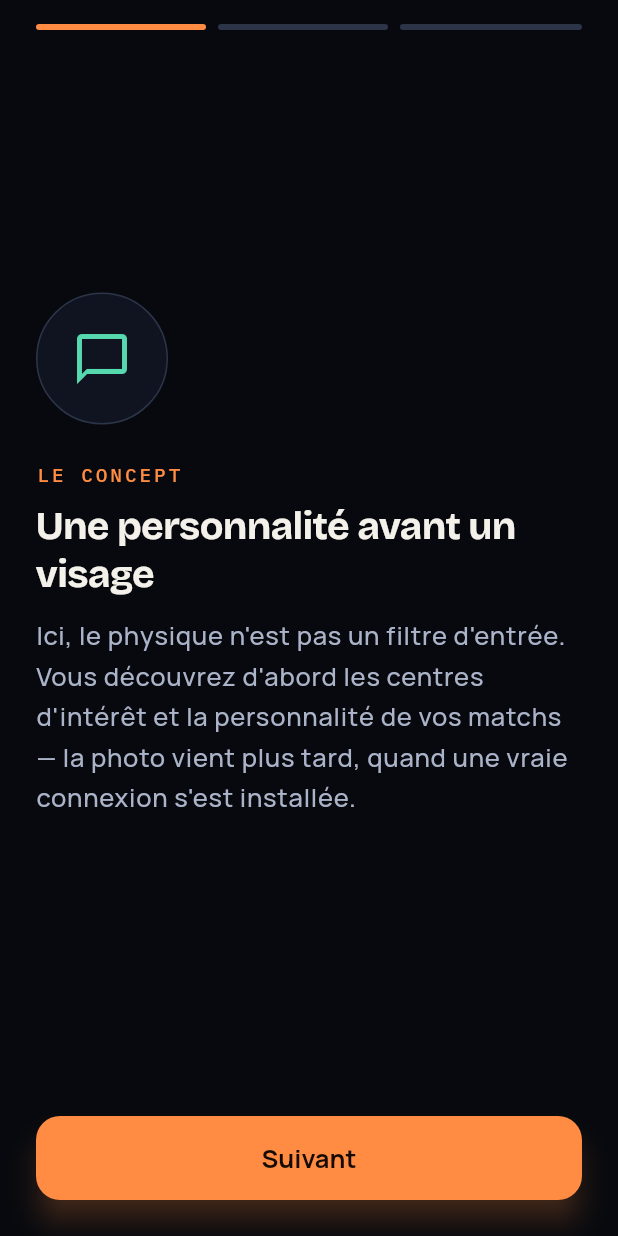
After one commit to melissa98m/Braise, a Flutter app: the ConceptIntroScreen screen opened directly, on a phone screen of 412 x 824 dp. The commit adds this screen. Run offline on Flutter 3.47's test engine with Material 3 defaults, Android fonts, the phone set to English and light mode, and no system bars; our stand-ins replace google_fonts, image_picker, shared_preferences; accounts and stored records are empty.

Commit message:
Add pedagogical onboarding screen explaining flames (A.4.1.5)
A.4.1 point 5 requires a dedicated onboarding screen explaining why the
physique is deferred and how flames work — onboarding previously jumped
straight from profile creation to discovery with no explanation at all of
the product's central mechanic.

ConceptIntroScreen is a 3-page PageView: the personality-before-physique
inversion, how the daily-question/flame mechanic works (wrong answer is a
re-read, never a penalty — matching A.7's tone requirement), and the
progressive veil (silhouette -> flou léger -> net, unlocked for both sides
at once). ProfileSetupScreen._save only routes to it when isOnboarding is
true, so it's shown exactly once and never again when someone just edits
their profile later.

This closes the P1 action plan (discovery filters + ban-appeal procedure +
this screen) in full.

```diff
--- /dev/null
+++ b/mobile/braise_app/lib/screens/onboarding/concept_intro_screen.dart
@@ -0,0 +1,188 @@
+import 'package:flutter/material.dart';
+
+import '../../theme/braise_tokens.dart';
+import '../../widgets/braise_page_route.dart';
+import '../../widgets/sign_shapes.dart';
+import '../root_shell.dart';
+
+/// A.4.1, point 5 : "Explication pédagogique du concept (écran d'onboarding dédié) : pourquoi le
+/// physique est différé, comment fonctionnent les flammes." N'existait pas avant ce palier —
+/// l'onboarding sautait directement de la création du profil à la découverte, sans jamais
+/// expliquer la mécanique centrale du produit. Affiché une seule fois, juste après la publication
+/// du profil public (voir `isOnboarding` dans `ProfileSetupScreen`), avant d'entrer dans l'app.
+class ConceptIntroScreen extends StatefulWidget {
+  const ConceptIntroScreen({super.key});
+
+  @override
+  State<ConceptIntroScreen> createState() => _ConceptIntroScreenState();
+}
+
+class _ConceptIntroScreenState extends State<ConceptIntroScreen> {
+  final _pageController = PageController();
+  int _page = 0;
+
+  static const _pageCount = 3;
+
+  void _next() {
+    if (_page == _pageCount - 1) {
+      Navigator.of(context).pushReplacement(braiseRoute(context, const RootShell()));
+      return;
+    }
+    _pageController.nextPage(duration: const Duration(milliseconds: 320), curve: Curves.easeOut);
+  }
+
+  @override
+  Widget build(BuildContext context) {
+    final tokens = BraiseTokens.of(context);
+
+    return Scaffold(
+      body: SafeArea(
+        child: Column(
+          children: [
+            Padding(
+              padding: const EdgeInsets.fromLTRB(
+                BraiseSpacing.xxl,
+                BraiseSpacing.lg,
+                BraiseSpacing.xxl,
+                0,
+              ),
+              child: Row(
+                children: [
+                  for (var i = 0; i < _pageCount; i++)
+                    Expanded(
+                      child: Padding(
+                        padding: EdgeInsets.only(right: i == _pageCount - 1 ? 0 : BraiseSpacing.sm),
+                        child: AnimatedContainer(
+                          duration: const Duration(milliseconds: 200),
+                          height: 4,
+                          decoration: BoxDecoration(
+                            color: i <= _page ? tokens.braiseInk : tokens.borderHairline,
+                            borderRadius: BorderRadius.circular(2),
+                          ),
+                        ),
+                      ),
+                    ),
+                ],
+              ),
+            ),
+            Expanded(
+              child: PageView(
+                controller: _pageController,
+                onPageChanged: (page) => setState(() => _page = page),
+                children: const [
+                  _ConceptPage(
+                    icon: _PersonalityIcon(),
+                    eyebrow: 'LE CONCEPT',
+                    title: 'Une personnalité avant un visage',
+                    body:
+                        'Ici, le physique n\'est pas un filtre d\'entrée. Vous découvrez d\'abord '
+                        'les centres d\'intérêt et la personnalité de vos matchs — la photo vient '
+                        'plus tard, quand une vraie connexion s\'est installée.',
+                  ),
+                  _ConceptPage(
+                    icon: SignDiamond(color: Color(0xFFFF8C42), size: 40),
+                    eyebrow: 'LE JEU DES FLAMMES',
+                    title: 'Une question par jour, jamais une épreuve',
+                    body:
+                        'Chaque jour, une question sur votre match. Bonne réponse : +1 flamme, '
+                        'pour vous deux. Mauvaise réponse : juste une relecture de son profil, '
+                        'sans pénalité — la mécanique récompense l\'attention, elle ne punit pas.',
+                  ),
+                  _ConceptPage(
+                    icon: SignHatchedCircle(color: Color(0xFF9E8CFF), size: 40),
+                    eyebrow: 'LE VOILE SE LÈVE',
+                    title: 'Le profil physique se dévoile ensemble',
+                    body:
+                        'Silhouette, puis flou léger, puis net : à mesure que les flammes '
+                        's\'accumulent. Au seuil atteint, les photos se débloquent pour les deux '
+                        'côtés en même temps — jamais un seul des deux en avance sur l\'autre.',
+                  ),
+                ],
+              ),
+            ),
+            Padding(
+              padding: const EdgeInsets.all(BraiseSpacing.xxl),
+              child: SizedBox(
+                width: double.infinity,
+                child: ElevatedButton(
+                  onPressed: _next,
+                  child: Text(_page == _pageCount - 1 ? 'Découvrir Braise' : 'Suivant'),
+                ),
+              ),
+            ),
+          ],
+        ),
+      ),
+    );
+  }
+
+  @override
+  void dispose() {
+    _pageController.dispose();
+    super.dispose();
+  }
+}
+
+class _ConceptPage extends StatelessWidget {
+  const _ConceptPage({
+    required this.icon,
+    required this.eyebrow,
+    required this.title,
+    required this.body,
+  });
+
+  final Widget icon;
+  final String eyebrow;
+  final String title;
+  final String body;
+
+  @override
+  Widget build(BuildContext context) {
+    final tokens = BraiseTokens.of(context);
+    final textTheme = Theme.of(context).textTheme;
+
+    return Padding(
+      padding: const EdgeInsets.symmetric(horizontal: BraiseSpacing.xxl),
+      child: Column(
+        mainAxisAlignment: MainAxisAlignment.center,
+        crossAxisAlignment: CrossAxisAlignment.start,
+        children: [
+          Container(
+            width: 88,
+            height: 88,
+            alignment: Alignment.center,
+            decoration: BoxDecoration(
+              color: tokens.surface1,
+              border: Border.all(color: tokens.borderHairline),
+              shape: BoxShape.circle,
+            ),
+            child: icon,
+          ),
+          const SizedBox(height: BraiseSpacing.xxl),
+          Text(
+            eyebrow,
+            style: textTheme.labelSmall?.copyWith(color: tokens.braiseInk, letterSpacing: 12 * 0.16),
+          ),
+          const SizedBox(height: BraiseSpacing.sm),
+          Text(title, style: textTheme.headlineMedium),
+          const SizedBox(height: BraiseSpacing.md),
+          Text(body, style: textTheme.bodyLarge?.copyWith(color: tokens.inkSecondary)),
+        ],
+      ),
+    );
+  }
+}
+
+class _PersonalityIcon extends StatelessWidget {
+  const _PersonalityIcon();
+
+  @override
+  Widget build(BuildContext context) {
+    final tokens = BraiseTokens.of(context);
+    // Pas de primitive dédiée dans docs/DESIGN_TOKENS.md pour "personnalité/intérêts" (les 4
+    // signes — braise, voile, confiance, vérifié — couvrent des concepts précis, pas celui-ci) :
+    // une icône Material reste cohérente avec ce que fait déjà settings_screen.dart pour les
+    // réglages, plutôt que de détourner un signe pour un sens qu'il ne porte pas.
+    return Icon(Icons.chat_bubble_outline, color: tokens.foiInk, size: 40);
+  }
+}
--- a/mobile/braise_app/lib/screens/profile/profile_setup_screen.dart
+++ b/mobile/braise_app/lib/screens/profile/profile_setup_screen.dart
@@ -8,7 +8,7 @@ import '../../state/app_services.dart';
 import '../../theme/braise_tokens.dart';
 import '../../widgets/avatar_sigil.dart';
 import '../../widgets/braise_page_route.dart';
-import '../root_shell.dart';
+import '../onboarding/concept_intro_screen.dart';
 
 class _GenderChips extends StatelessWidget {
   const _GenderChips({required this.value, required this.onChanged});
@@ -202,7 +202,9 @@ class _ProfileSetupScreenState extends State<ProfileSetupScreen> {
       });
       if (!mounted || !publish) return;
       if (widget.isOnboarding) {
-        Navigator.of(context).pushReplacement(braiseRoute(context, const RootShell()));
+        // A.4.1.5 : explication pédagogique dédiée avant la première entrée dans l'app, jamais
+        // vue par un utilisateur qui republie juste son profil plus tard (isOnboarding == false).
+        Navigator.of(context).pushReplacement(braiseRoute(context, const ConceptIntroScreen()));
         return;
       }
       ScaffoldMessenger.of(context).showSnackBar(
```
Also changed, not shown: 2 other files.
